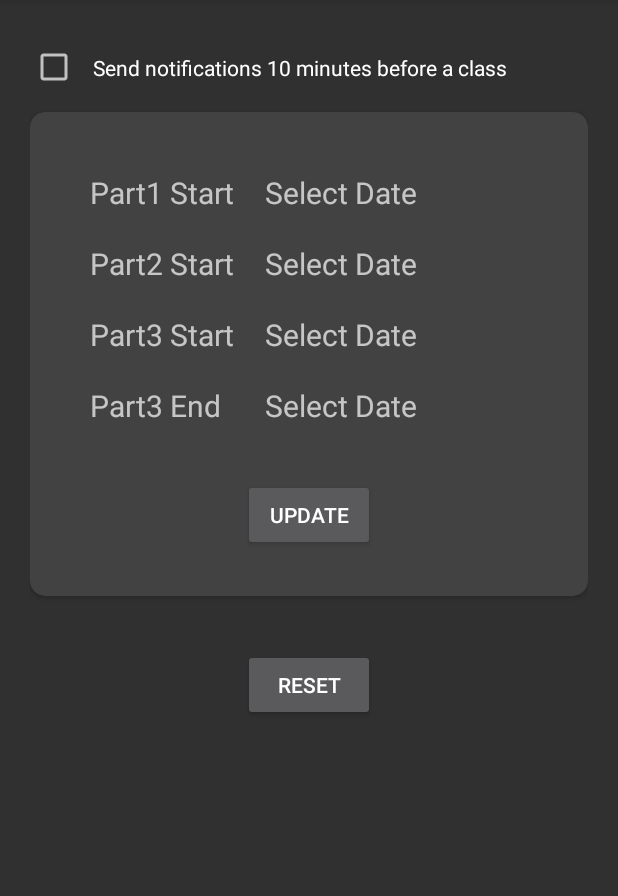
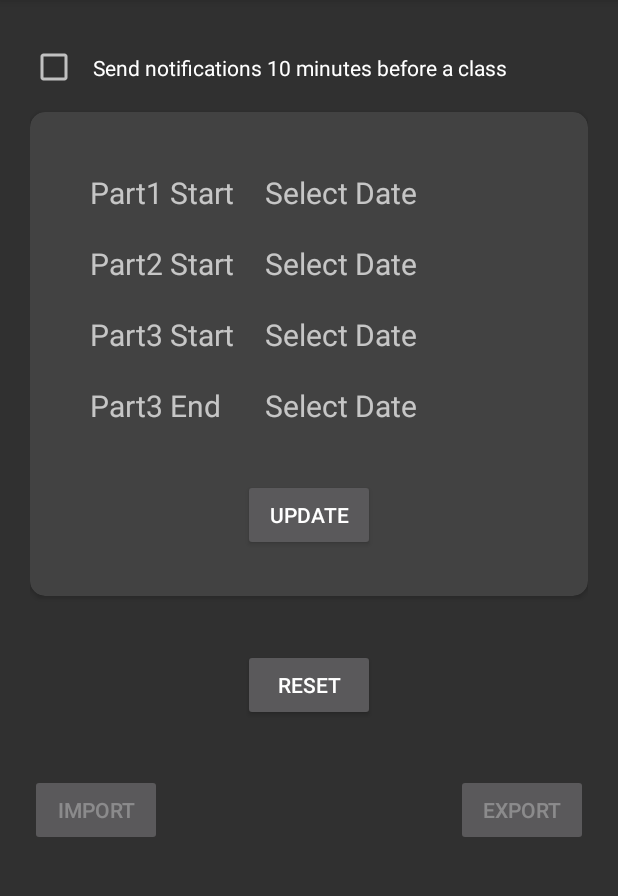
Before and after one commit to DarkKnight2000/ADashboard, an Android app: the fragment Settings shown on its own in the app's theme, after a tap on "UPDATE", on a phone screen of 412 x 824 dp, the part 84-980 px from its top. Run offline under Robolectric (Android 15) with nearby library versions, the phone set to English and light mode, and no system bars; libraries missing offline, so code that uses them is left out: io.realm; 8 statements that could not run were skipped.

Commit message:
Export button working!

```diff
--- a/app/src/main/java/com/rishi/dash3/fragments/Settings.kt
+++ b/app/src/main/java/com/rishi/dash3/fragments/Settings.kt
@@ -5,9 +5,11 @@ package com.rishi.dash3.fragments
 import android.Manifest
 import android.app.DatePickerDialog
 import android.content.Context
+import android.content.Intent
 import android.content.pm.PackageManager
 import android.icu.util.Calendar
 import android.os.Bundle
+import android.os.Environment
 import android.util.Log
 import android.view.LayoutInflater
 import android.view.View
@@ -17,8 +19,8 @@ import android.widget.CheckBox
 import android.widget.TextView
 import android.widget.Toast
 import androidx.appcompat.app.AlertDialog
-import androidx.core.app.ActivityCompat
 import androidx.core.content.ContextCompat
+import androidx.core.content.FileProvider
 import androidx.fragment.app.Fragment
 import com.rishi.dash3.Models.EachClass
 import com.rishi.dash3.Models.EachCourse
@@ -30,10 +32,16 @@ import com.rishi.dash3.notifications.restartNotifService
 import com.rishi.dash3.notifications.stopNotifService
 import io.realm.Realm
 import kotlinx.android.synthetic.main.fragment_settings.*
+import java.io.File
+import java.io.FileOutputStream
+import java.io.IOException
 
 class Settings : Fragment() {
 
     lateinit var realm: Realm
+    private val fileName = "SampleFile.txt"
+    private val filepath = "MyFileStorage"
+    var myData = "123"
 
     override fun onCreate(savedInstanceState: Bundle?) {
         super.onCreate(savedInstanceState)
@@ -66,7 +74,7 @@ class Settings : Fragment() {
         }
         view.findViewById<Button>(R.id.updateSem).setOnClickListener{
             if(isGreaterDate(seg1.text.toString(),seg2.text.toString()) || isGreaterDate(seg2.text.toString(),seg3.text.toString()) || isGreaterDate(semStart.text.toString(),seg1.text.toString())){
-                Toast.makeText(this.context!!, "Segment dates are not in chronological order", Toast.LENGTH_SHORT).show()
+                Toast.makeText(this.context!!, "Dates are not in chronological order", Toast.LENGTH_SHORT).show()
                 return@setOnClickListener
             }
             val sett = realm.where(Settings::class.java).findFirst()!!
@@ -134,36 +142,45 @@ class Settings : Fragment() {
             }
         }
 
-        /*view.findViewById<Button>(R.id.exportData).setOnClickListener {
+        if (!isExternalStorageAvailable() || isExternalStorageReadOnly()) {
+            view.findViewById<Button>(R.id.exportData).isEnabled = false
+            view.findViewById<Button>(R.id.importData).isEnabled = false
+        }
+
+        view.findViewById<Button>(R.id.exportData).setOnClickListener {
             try {
-                Toast.makeText(context, "${checkPer(context, this)}", Toast.LENGTH_SHORT).show()
-                if(isExternalStorageAvailable() && checkPer(context, this)){
-                    val fileOutPutStream = FileOutputStream(myExternalFile)
-                    fileOutPutStream.write("123".toByteArray())
-                    fileOutPutStream.close()
-                    Toast.makeText(context, "Saved! ${myExternalFile.absolutePath}", Toast.LENGTH_LONG).show()
-                    val sendIntent = Intent(Intent.ACTION_VIEW)
-                    sendIntent.flags = Intent.FLAG_GRANT_READ_URI_PERMISSION
-                    val uri = FileProvider.getUriForFile(context!!, context?.applicationContext?.packageName + ".provider", myExternalFile)
-                    sendIntent.setDataAndType(uri, /*MimeTypeMap.getSingleton().getMimeTypeFromExtension(MimeTypeMap.getFileExtensionFromUrl(fileName))*/"text/*")
-                    if(sendIntent.resolveActivity(activity!!.packageManager) != null)
-                    //val shareIntent = Intent.createChooser(sendIntent, "Sharing with")
-                    startActivity(sendIntent)
-                }
+
+                val myExternalFile = File(context!!.getExternalFilesDir(Environment.DIRECTORY_DOCUMENTS), fileName)
+                Log.i("test0", "${context!!.getExternalFilesDir(Environment.DIRECTORY_DOCUMENTS)}")
+                //if(!myExternalFile.exists()) myExternalFile.createNewFile()
+                val fos = FileOutputStream(myExternalFile)
+                fos.write(myData.toByteArray())
+                fos.close()
+
+                val install = Intent(Intent.ACTION_SEND)
+                //install.flags = Intent.FLAG_ACTIVITY_CLEAR_TOP or Intent.FLAG_ACTIVITY_NEW_TASK
+                val apkURI = FileProvider.getUriForFile(
+                    context!!, context!!.applicationContext
+                        .packageName.toString() + ".fileprovider", myExternalFile
+                )
+                install.putExtra(Intent.EXTRA_STREAM, apkURI)
+                install.setType("text/*")
+                install.addFlags(Intent.FLAG_GRANT_READ_URI_PERMISSION)
+                //install.putExtra(Intent.EXTRA_STREAM, Uri.fromFile(myExternalFile))
+                startActivity(Intent.createChooser(install, "Share data to.."))
+
             } catch (e: IOException) {
                 e.printStackTrace()
-                Toast.makeText(context, "Failed", Toast.LENGTH_SHORT).show()
             }
+            Toast.makeText(context!!, "SampleFile.txt saved to External Storage...", Toast.LENGTH_SHORT).show()
         }
 
         view.findViewById<Button>(R.id.importData).setOnClickListener {
 
+            val myExternalFile = File(activity?.getExternalFilesDir(filepath), fileName)
+            Log.i("test0", "${activity?.getExternalFilesDir(filepath)}")
+            //if(!myExternalFile.exists()) myExternalFile.createNewFile()
         }
-
-        myExternalFile = File(activity?.getExternalFilesDir(filepath), fileName)
-        //if(!myExternalFile.exists()) myExternalFile.createNewFile()
-        */
-         */
 
         val sett = realm.where(Settings::class.java).findFirst()!!
         view.findViewById<TextView>(R.id.semStart).text = sett.semStart
@@ -194,7 +211,7 @@ class Settings : Fragment() {
         }
     }
 
-    override fun onRequestPermissionsResult(requestCode: Int,
+    /*override fun onRequestPermissionsResult(requestCode: Int,
                                             permissions: Array<String>, grantResults: IntArray) {
 
             when (requestCode) {
@@ -207,6 +224,16 @@ class Settings : Fragment() {
                     realm.commitTransaction()
                 }
             }
+    }*/
+
+    private fun isExternalStorageReadOnly(): Boolean {
+        val extStorageState: String = Environment.getExternalStorageState()
+        return Environment.MEDIA_MOUNTED_READ_ONLY == extStorageState
+    }
+
+    private fun isExternalStorageAvailable(): Boolean {
+        val extStorageState: String = Environment.getExternalStorageState()
+        return Environment.MEDIA_MOUNTED == extStorageState
     }
 
     /*private fun isExternalStorageReadOnly():Boolean {
--- a/app/src/main/res/layout/fragment_settings.xml
+++ b/app/src/main/res/layout/fragment_settings.xml
@@ -142,7 +142,7 @@
         android:layout_marginTop="35dp"
         />
 
-    <!--<Button
+    <Button
         android:layout_width="wrap_content"
         android:layout_height="wrap_content"
         android:text="Import"
@@ -150,6 +150,7 @@
         android:id="@+id/importData"
         android:layout_alignParentStart="true"
         android:layout_marginBottom="30dp"
+        android:layout_marginTop="35dp"
         />
 
     <Button
@@ -160,13 +161,13 @@
         android:id="@+id/exportData"
         android:layout_alignParentEnd="true"
         android:layout_alignTop="@id/importData"
-        />-->
+        />
 
     <TextView
         android:layout_width="wrap_content"
         android:layout_height="60dp"
         android:textSize="100sp"
-        android:layout_below="@id/reset"
+        android:layout_below="@id/importData"
         android:id="@+id/dummy"
         />
 </RelativeLayout>
```
Also changed, not shown: app/src/main/AndroidManifest.xml (+12 -0 lines).
